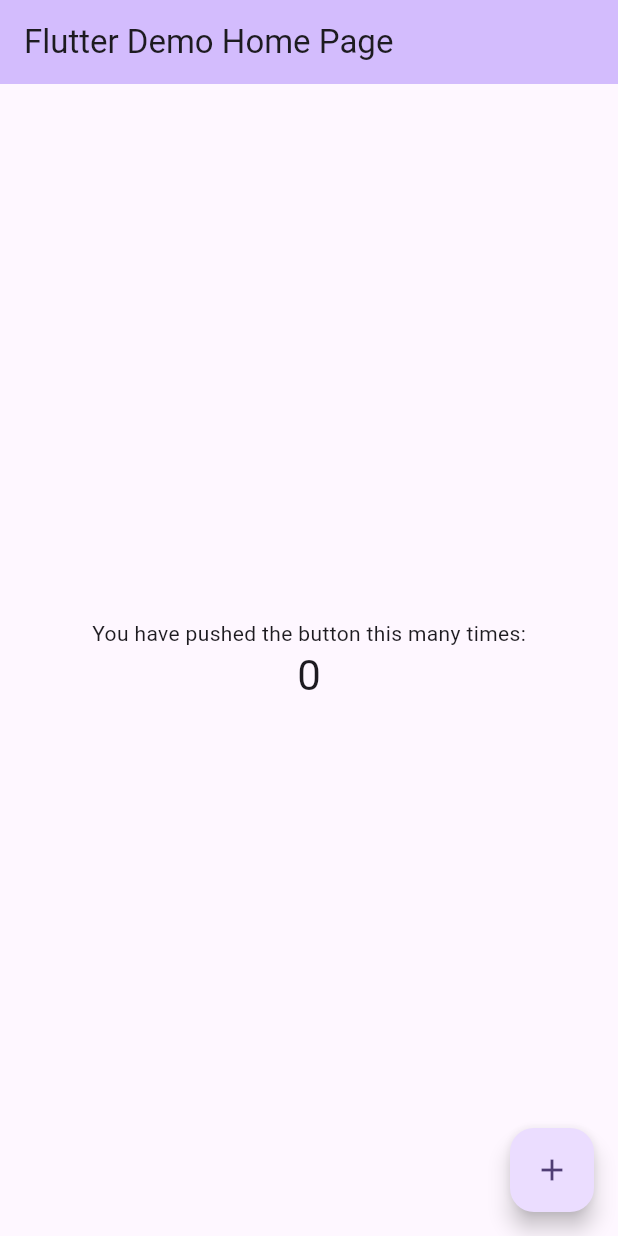
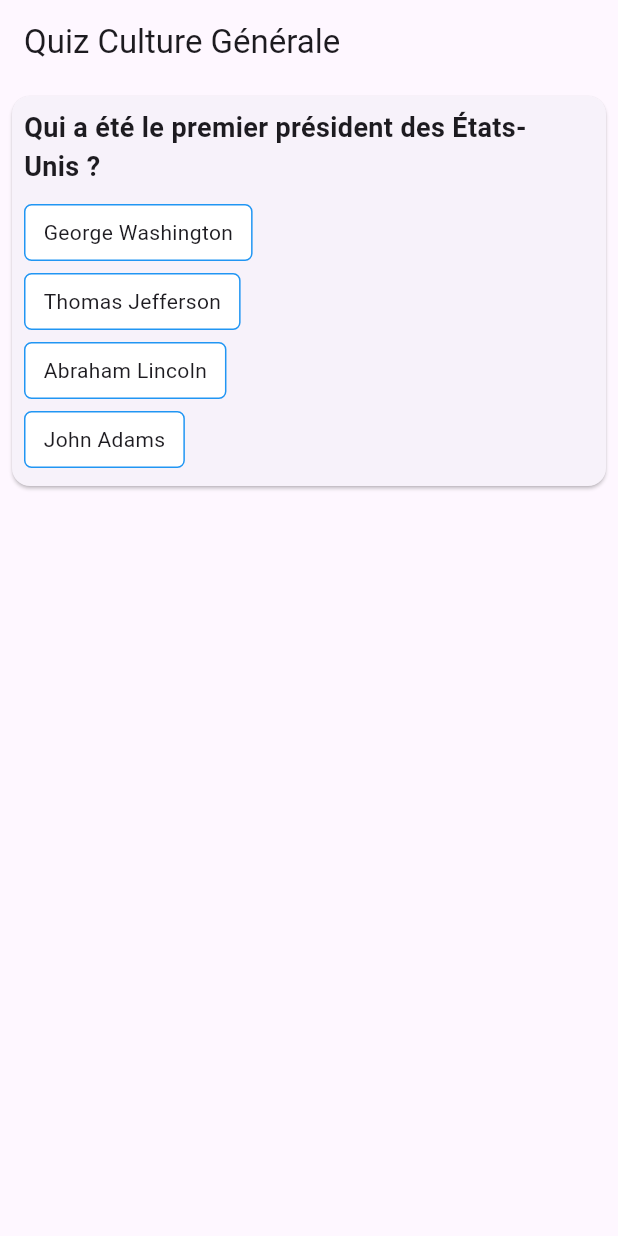
Before and after one commit to Paul-skgr/questionnaire_it363, a Flutter app: the screen it shows after launch, on a phone screen of 412 x 824 dp. Run offline on Flutter 3.47's test engine with Material 3 defaults, Android fonts, the phone set to English and light mode, and no system bars.

Commit message:
questions choix multiple test

```diff
--- /dev/null
+++ b/questionnaire_app/assets/questions.json
@@ -0,0 +1,12 @@
+{
+    "questions": [
+      {
+        "id": 1,
+        "category": "Histoire",
+        "difficulty": "Facile",
+        "question": "Qui a été le premier président des États-Unis ?",
+        "options": ["George Washington", "Thomas Jefferson", "Abraham Lincoln", "John Adams"],
+        "correct_answer": "George Washington"
+      }
+    ]
+  }
--- a/questionnaire_app/lib/main.dart
+++ b/questionnaire_app/lib/main.dart
@@ -1,125 +1,113 @@
+import 'dart:convert';
 import 'package:flutter/material.dart';
+import 'package:flutter/services.dart' show rootBundle;
 
 void main() {
-  runApp(const MyApp());
+  runApp(MyApp());
 }
 
 class MyApp extends StatelessWidget {
-  const MyApp({super.key});
-
-  // This widget is the root of your application.
   @override
   Widget build(BuildContext context) {
     return MaterialApp(
-      title: 'Flutter Demo',
+      title: 'Quiz Culture Générale',
       theme: ThemeData(
-        // This is the theme of your application.
-        //
-        // TRY THIS: Try running your application with "flutter run". You'll see
-        // the application has a purple toolbar. Then, without quitting the app,
-        // try changing the seedColor in the colorScheme below to Colors.green
-        // and then invoke "hot reload" (save your changes or press the "hot
-        // reload" button in a Flutter-supported IDE, or press "r" if you used
-        // the command line to start the app).
-        //
-        // Notice that the counter didn't reset back to zero; the application
-        // state is not lost during the reload. To reset the state, use hot
-        // restart instead.
-        //
-        // This works for code too, not just values: Most code changes can be
-        // tested with just a hot reload.
-        colorScheme: ColorScheme.fromSeed(seedColor: Colors.deepPurple),
-        useMaterial3: true,
+        primarySwatch: Colors.blue,
       ),
-      home: const MyHomePage(title: 'Flutter Demo Home Page'),
+      home: QuizScreen(),
     );
   }
 }
 
-class MyHomePage extends StatefulWidget {
-  const MyHomePage({super.key, required this.title});
+class QuizScreen extends StatefulWidget {
+  @override
+  _QuizScreenState createState() => _QuizScreenState();
+}
 
-  // This widget is the home page of your application. It is stateful, meaning
-  // that it has a State object (defined below) that contains fields that affect
-  // how it looks.
-
-  // This class is the configuration for the state. It holds the values (in this
-  // case the title) provided by the parent (in this case the App widget) and
-  // used by the build method of the State. Fields in a Widget subclass are
-  // always marked "final".
-
-  final String title;
+class _QuizScreenState extends State<QuizScreen> {
+  List<dynamic> questions = [];
+  List<String> selectedOptions = []; // Liste pour suivre les réponses sélectionnées
 
   @override
-  State<MyHomePage> createState() => _MyHomePageState();
+  void initState() {
+    super.initState();
+    loadQuestions();
   }
 
-class _MyHomePageState extends State<MyHomePage> {
-  int _counter = 0;
+  // Fonction pour charger les questions depuis le fichier JSON
+  Future<void> loadQuestions() async {
+    final String response = await rootBundle.loadString('assets/questions.json');
+    final data = json.decode(response);
+    setState(() {
+      questions = data['questions'];
+      selectedOptions = List<String>.filled(questions.length, ''); // Initialisation des réponses sélectionnées
+    });
+  }
 
-  void _incrementCounter() {
+  // Fonction pour gérer la sélection d'une option
+  void selectOption(int questionIndex, String option) {
     setState(() {
-      // This call to setState tells the Flutter framework that something has
-      // changed in this State, which causes it to rerun the build method below
-      // so that the display can reflect the updated values. If we changed
-      // _counter without calling setState(), then the build method would not be
-      // called again, and so nothing would appear to happen.
-      _counter++;
+      selectedOptions[questionIndex] = option;
     });
+
+    // Vérifie si la réponse sélectionnée est correcte
+    bool isCorrect = questions[questionIndex]['correct_answer'] == option;
+    ScaffoldMessenger.of(context).showSnackBar(
+      SnackBar(
+        content: Text(isCorrect ? 'Bonne réponse !' : 'Mauvaise réponse.'),
+        duration: Duration(seconds: 2),
+      ),
+    );
   }
 
   @override
   Widget build(BuildContext context) {
-    // This method is rerun every time setState is called, for instance as done
-    // by the _incrementCounter method above.
-    //
-    // The Flutter framework has been optimized to make rerunning build methods
-    // fast, so that you can just rebuild anything that needs updating rather
-    // than having to individually change instances of widgets.
     return Scaffold(
       appBar: AppBar(
-        // TRY THIS: Try changing the color here to a specific color (to
-        // Colors.amber, perhaps?) and trigger a hot reload to see the AppBar
-        // change color while the other colors stay the same.
-        backgroundColor: Theme.of(context).colorScheme.inversePrimary,
-        // Here we take the value from the MyHomePage object that was created by
-        // the App.build method, and use it to set our appbar title.
-        title: Text(widget.title),
+        title: Text('Quiz Culture Générale'),
       ),
-      body: Center(
-        // Center is a layout widget. It takes a single child and positions it
-        // in the middle of the parent.
+      body: questions.isEmpty
+          ? Center(child: CircularProgressIndicator())
+          : ListView.builder(
+              itemCount: questions.length,
+              itemBuilder: (context, index) {
+                final question = questions[index];
+                return Card(
+                  margin: EdgeInsets.all(8.0),
+                  child: Padding(
+                    padding: const EdgeInsets.all(8.0),
                     child: Column(
-          // Column is also a layout widget. It takes a list of children and
-          // arranges them vertically. By default, it sizes itself to fit its
-          // children horizontally, and tries to be as tall as its parent.
-          //
-          // Column has various properties to control how it sizes itself and
-          // how it positions its children. Here we use mainAxisAlignment to
-          // center the children vertically; the main axis here is the vertical
-          // axis because Columns are vertical (the cross axis would be
-          // horizontal).
-          //
-          // TRY THIS: Invoke "debug painting" (choose the "Toggle Debug Paint"
-          // action in the IDE, or press "p" in the console), to see the
-          // wireframe for each widget.
-          mainAxisAlignment: MainAxisAlignment.center,
-          children: <Widget>[
-            const Text(
-              'You have pushed the button this many times:',
+                      crossAxisAlignment: CrossAxisAlignment.start,
+                      children: [
+                        Text(
+                          question['question'],
+                          style: TextStyle(fontSize: 18.0, fontWeight: FontWeight.bold),
                         ),
-            Text(
-              '$_counter',
-              style: Theme.of(context).textTheme.headlineMedium,
+                        SizedBox(height: 8.0),
+                        ...List.generate(
+                          question['options'].length,
+                          (i) => InkWell(
+                            onTap: () => selectOption(index, question['options'][i]),
+                            child: Container(
+                              padding: EdgeInsets.symmetric(vertical: 8.0, horizontal: 12.0),
+                              margin: EdgeInsets.symmetric(vertical: 4.0),
+                              decoration: BoxDecoration(
+                                color: selectedOptions[index] == question['options'][i]
+                                    ? Colors.blue.shade100
+                                    : Colors.white,
+                                border: Border.all(color: Colors.blue),
+                                borderRadius: BorderRadius.circular(5.0),
+                              ),
+                              child: Text(question['options'][i]),
+                            ),
+                          ),
                         ),
                       ],
                     ),
                   ),
-      floatingActionButton: FloatingActionButton(
-        onPressed: _incrementCounter,
-        tooltip: 'Increment',
-        child: const Icon(Icons.add),
-      ), // This trailing comma makes auto-formatting nicer for build methods.
+                );
+              },
+            ),
     );
   }
 }
```
Lines whose indentation alone changed are shown as unchanged.
